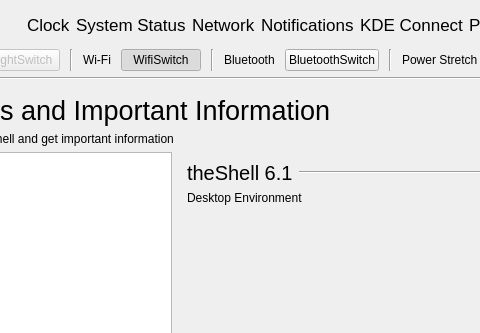
The window that infopanedropdown.ui (vicr123/theshell) describes before a commit, drawn with Qt 5; both pictures show x 104 to 584 and y 0 to 333 of the 1201 by 835 pixel window.
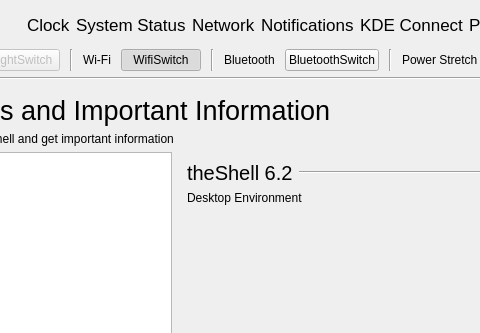
The same window after the commit. The open tabs and pages were chosen to show the change. Icons and pictures are not drawn. Custom widgets are drawn as their Qt base class.

```diff
--- a/infopanedropdown.ui
+++ b/infopanedropdown.ui
@@ -3935,7 +3935,7 @@
                    </font>
                   </property>
                   <property name="text">
-                   <string>theShell 6.1</string>
+                   <string>theShell 6.2</string>
                   </property>
                  </widget>
                 </item>
```
Left out of the diff: 4 changed lines with no effect on the pictures.
